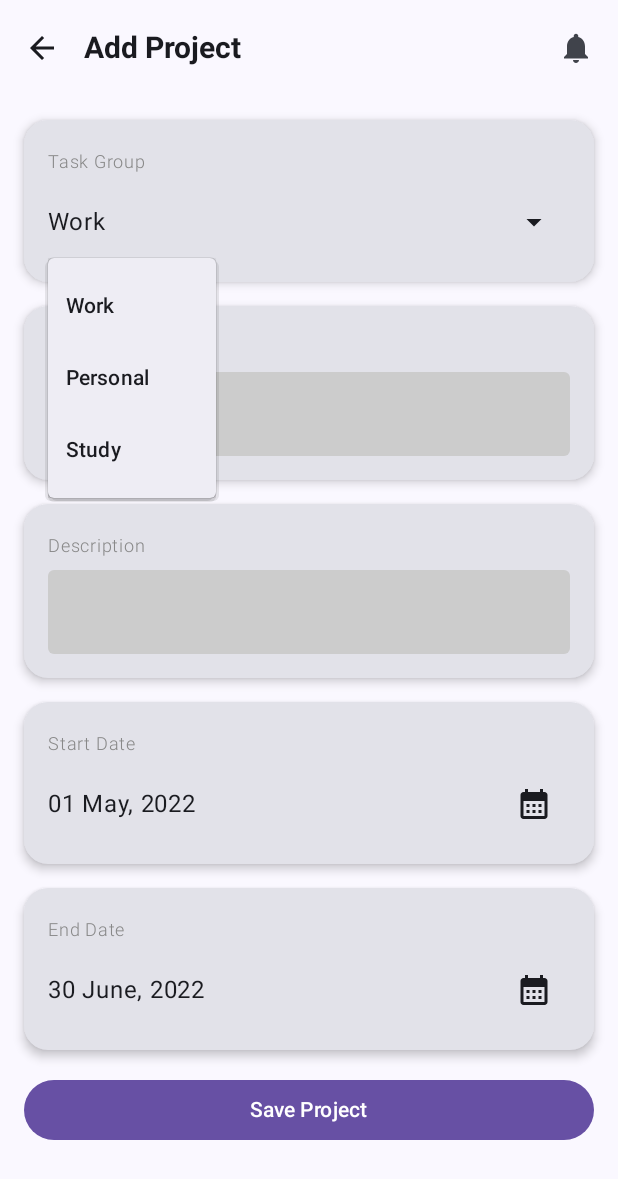
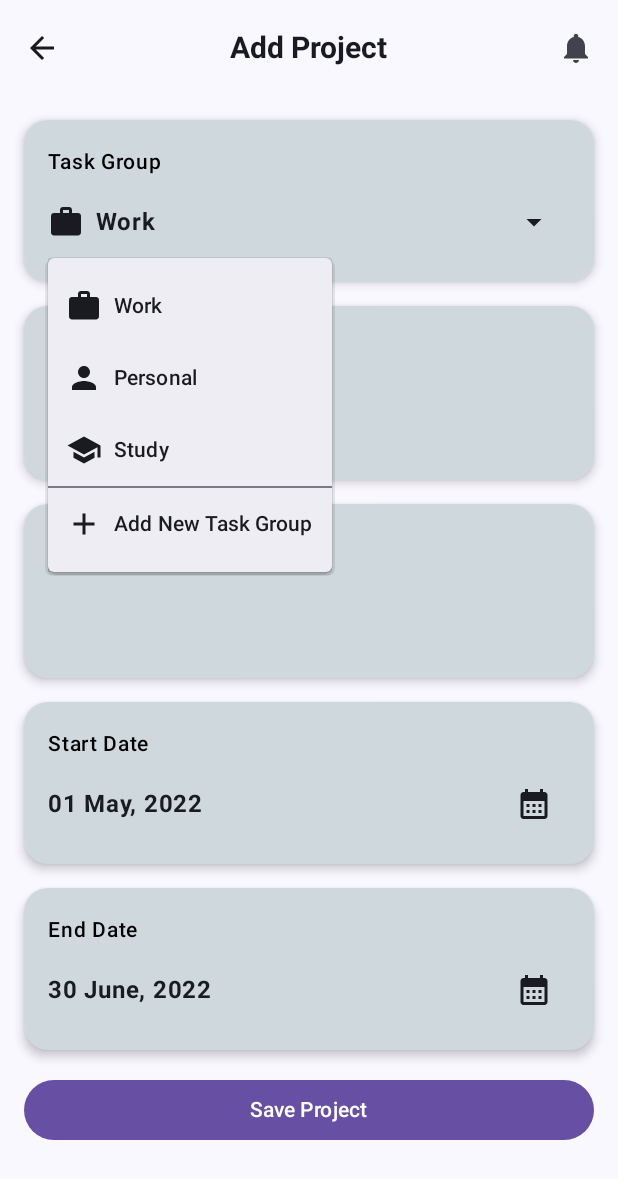
Before and after one commit to AkmallNr/front-end, an Android app built with Jetpack Compose: the composable AddTodoScreen shown on its own in the app's theme, after a tap on "Dropdown", on a phone screen of 412 x 824 dp. Shown: the top 1179 px of the screen. Run offline under Robolectric (Android 15) with nearby library versions, the phone set to English and light mode, and no system bars; 4 statements that could not run were skipped.

Commit message:
perbaiki UI

```diff
--- a/app/src/main/java/com/example/schedo/ui/AddToDoScreen.kt
+++ b/app/src/main/java/com/example/schedo/ui/AddToDoScreen.kt
@@ -1,7 +1,5 @@
 package com.example.schedo.ui
 
-import android.os.Build
-import androidx.annotation.RequiresApi
 import androidx.compose.foundation.background
 import androidx.compose.foundation.layout.*
 import androidx.compose.foundation.shape.RoundedCornerShape
@@ -16,6 +14,7 @@ import androidx.compose.ui.text.font.FontWeight
 import androidx.compose.ui.unit.dp
 import androidx.compose.ui.unit.sp
 import androidx.navigation.NavController
+import androidx.compose.ui.graphics.vector.ImageVector
 import java.text.SimpleDateFormat
 import java.util.*
 
@@ -31,7 +30,14 @@ fun AddTodoScreen(navController: NavController) {
     Scaffold(
         topBar = {
             TopAppBar(
-                title = { Text("Add Project", fontSize = 20.sp, fontWeight = FontWeight.Bold) },
+                title = {
+                    Box(
+                        modifier = Modifier.fillMaxWidth(),
+                        contentAlignment = Alignment.Center
+                    ) {
+                        Text("Add Project", fontSize = 20.sp, fontWeight = FontWeight.Bold)
+                    }
+                },
                 navigationIcon = {
                     IconButton(onClick = { navController.popBackStack() }) {
                         Icon(Icons.Default.ArrowBack, contentDescription = "Back")
@@ -81,8 +87,20 @@ fun CardField(
 ) {
     var showDatePicker by remember { mutableStateOf(false) }
     var expanded by remember { mutableStateOf(false) }
-    val options = listOf("Work", "Personal", "Study")
+    var showAddDialog by remember { mutableStateOf(false) }
 
+    // Daftar task group default + ikon bawaan
+    var taskGroups by remember {
+        mutableStateOf(
+            mutableListOf(
+                "Work" to Icons.Default.Work,
+                "Personal" to Icons.Default.Person,
+                "Study" to Icons.Default.School
+            )
+        )
+    }
+
+    // Menampilkan dialog date picker jika dibuka
     if (showDatePicker) {
         DatePickerDialog(
             onDismissRequest = { showDatePicker = false },
@@ -101,13 +119,34 @@ fun CardField(
         }
     }
 
+    // Menampilkan dialog untuk menambahkan Task Group baru
+    if (showAddDialog) {
+        AddTaskGroupDialog(
+            onDismiss = { showAddDialog = false },
+            onAddTaskGroup = { newName, newIcon ->
+                taskGroups.add(newName to newIcon)
+                onValueChange(newName) // Pilih otomatis yang baru ditambahkan
+            }
+        )
+    }
+
     Card(
         shape = RoundedCornerShape(16.dp),
         elevation = CardDefaults.cardElevation(4.dp),
+        colors = CardDefaults.cardColors(containerColor = Color(0xFFCFD8DC)), // Warna seragam
         modifier = Modifier.fillMaxWidth()
     ) {
-        Column(modifier = Modifier.padding(16.dp)) {
-            Text(text = label, fontSize = 12.sp, fontWeight = FontWeight.Light, color = Color.Gray)
+        Column(
+            modifier = Modifier
+                .padding(16.dp)
+                .background(Color(0xFFCFD8DC))
+        ) {
+            Text(
+                text = label,
+                fontSize = 14.sp,
+                fontWeight = FontWeight.Medium,
+                color = Color.Black
+            )
             Spacer(modifier = Modifier.height(4.dp))
 
             when {
@@ -116,20 +155,54 @@ fun CardField(
                         modifier = Modifier.fillMaxWidth(),
                         verticalAlignment = Alignment.CenterVertically
                     ) {
-                        Text(text = value, fontSize = 16.sp, modifier = Modifier.weight(1f))
+                        val selectedIcon = taskGroups.find { it.first == value }?.second ?: Icons.Default.Help
+
+                        Icon(imageVector = selectedIcon, contentDescription = "Task Group Icon")
+                        Spacer(modifier = Modifier.width(8.dp))
+
+                        Text(
+                            text = value,
+                            fontSize = 16.sp,
+                            fontWeight = FontWeight.Bold,
+                            modifier = Modifier.weight(1f)
+                        )
+
                         IconButton(onClick = { expanded = true }) {
                             Icon(Icons.Default.ArrowDropDown, contentDescription = "Dropdown")
                         }
+
                         DropdownMenu(expanded = expanded, onDismissRequest = { expanded = false }) {
-                            options.forEach { option ->
+                            taskGroups.forEach { (name, icon) ->
                                 DropdownMenuItem(
-                                    text = { Text(option) },
+                                    text = {
+                                        Row(verticalAlignment = Alignment.CenterVertically) {
+                                            Icon(imageVector = icon, contentDescription = null)
+                                            Spacer(modifier = Modifier.width(8.dp))
+                                            Text(name)
+                                        }
+                                    },
                                     onClick = {
-                                        onValueChange(option)
+                                        onValueChange(name)
                                         expanded = false
                                     }
                                 )
                             }
+
+                            Divider()
+
+                            DropdownMenuItem(
+                                text = {
+                                    Row(verticalAlignment = Alignment.CenterVertically) {
+                                        Icon(Icons.Default.Add, contentDescription = "Add")
+                                        Spacer(modifier = Modifier.width(8.dp))
+                                        Text("Add New Task Group")
+                                    }
+                                },
+                                onClick = {
+                                    showAddDialog = true
+                                    expanded = false
+                                }
+                            )
                         }
                     }
                 }
@@ -139,7 +212,12 @@ fun CardField(
                         modifier = Modifier.fillMaxWidth(),
                         verticalAlignment = Alignment.CenterVertically
                     ) {
-                        Text(text = value, fontSize = 16.sp, modifier = Modifier.weight(1f))
+                        Text(
+                            text = value,
+                            fontSize = 16.sp,
+                            fontWeight = FontWeight.Bold,
+                            modifier = Modifier.weight(1f)
+                        )
                         IconButton(onClick = { showDatePicker = true }) {
                             Icon(Icons.Default.CalendarMonth, contentDescription = "Pick Date")
                         }
@@ -152,15 +230,15 @@ fun CardField(
                         onValueChange = onValueChange,
                         modifier = Modifier
                             .fillMaxWidth()
-                            .background(Color.LightGray, shape = RoundedCornerShape(8.dp)),
+                            .background(Color(0xFFCFD8DC), shape = RoundedCornerShape(8.dp)), // Warna seragam
                         singleLine = !isMultiline,
                         maxLines = if (isMultiline) 5 else 1,
-                        readOnly = false,
+                        textStyle = LocalTextStyle.current.copy(fontWeight = FontWeight.Bold),
                         colors = TextFieldDefaults.outlinedTextFieldColors(
                             focusedBorderColor = Color.Transparent,
                             unfocusedBorderColor = Color.Transparent,
                             disabledBorderColor = Color.Transparent,
-                            containerColor = Color.LightGray
+                            containerColor = Color(0xFFCFD8DC) // Warna seragam
                         )
                     )
                 }
@@ -169,6 +247,53 @@ fun CardField(
     }
 }
 
+// Dialog untuk menambahkan Task Group baru
+@Composable
+fun AddTaskGroupDialog(onDismiss: () -> Unit, onAddTaskGroup: (String, ImageVector) -> Unit) {
+    var newTaskGroup by remember { mutableStateOf("") }
+    var selectedIcon by remember { mutableStateOf(Icons.Default.Star) }
+    val iconOptions = listOf(Icons.Default.Star, Icons.Default.Home, Icons.Default.Favorite, Icons.Default.Event)
+
+    AlertDialog(
+        onDismissRequest = onDismiss,
+        confirmButton = {
+            TextButton(onClick = {
+                if (newTaskGroup.isNotBlank()) {
+                    onAddTaskGroup(newTaskGroup, selectedIcon)
+                    onDismiss()
+                }
+            }) {
+                Text("Add")
+            }
+        },
+        dismissButton = {
+            TextButton(onClick = onDismiss) { Text("Cancel") }
+        },
+        title = { Text("Add New Task Group") },
+        text = {
+            Column(verticalArrangement = Arrangement.spacedBy(8.dp)) {
+                OutlinedTextField(
+                    value = newTaskGroup,
+                    onValueChange = { newTaskGroup = it },
+                    label = { Text("Task Group Name") }
+                )
+
+                Text("Choose an Icon:")
+                Row(
+                    modifier = Modifier.fillMaxWidth(),
+                    horizontalArrangement = Arrangement.SpaceAround
+                ) {
+                    iconOptions.forEach { icon ->
+                        IconButton(onClick = { selectedIcon = icon }) {
+                            Icon(imageVector = icon, contentDescription = "Icon Option")
+                        }
+                    }
+                }
+            }
+        }
+    )
+}
+
 fun formatDate(millis: Long): String {
     val sdf = SimpleDateFormat("dd MMM, yyyy", Locale.getDefault())
     return sdf.format(Date(millis))
--- a/app/src/main/java/com/example/schedo/ui/theme/Color.kt
+++ b/app/src/main/java/com/example/schedo/ui/theme/Color.kt
@@ -9,3 +9,8 @@ val Pink80 = Color(0xFFEFB8C8)
 val Purple40 = Color(0xFF6650a4)
 val PurpleGrey40 = Color(0xFF625b71)
 val Pink40 = Color(0xFF7D5260)
+
+val Platinum = Color(0xFFCFD8DC)
+val Celadon = Color(0xFFA5D6A7)
+val Timberwolf = Color(0xFFD7CC8)
+val Charcoal = Color(0xFF3747DF)
```
